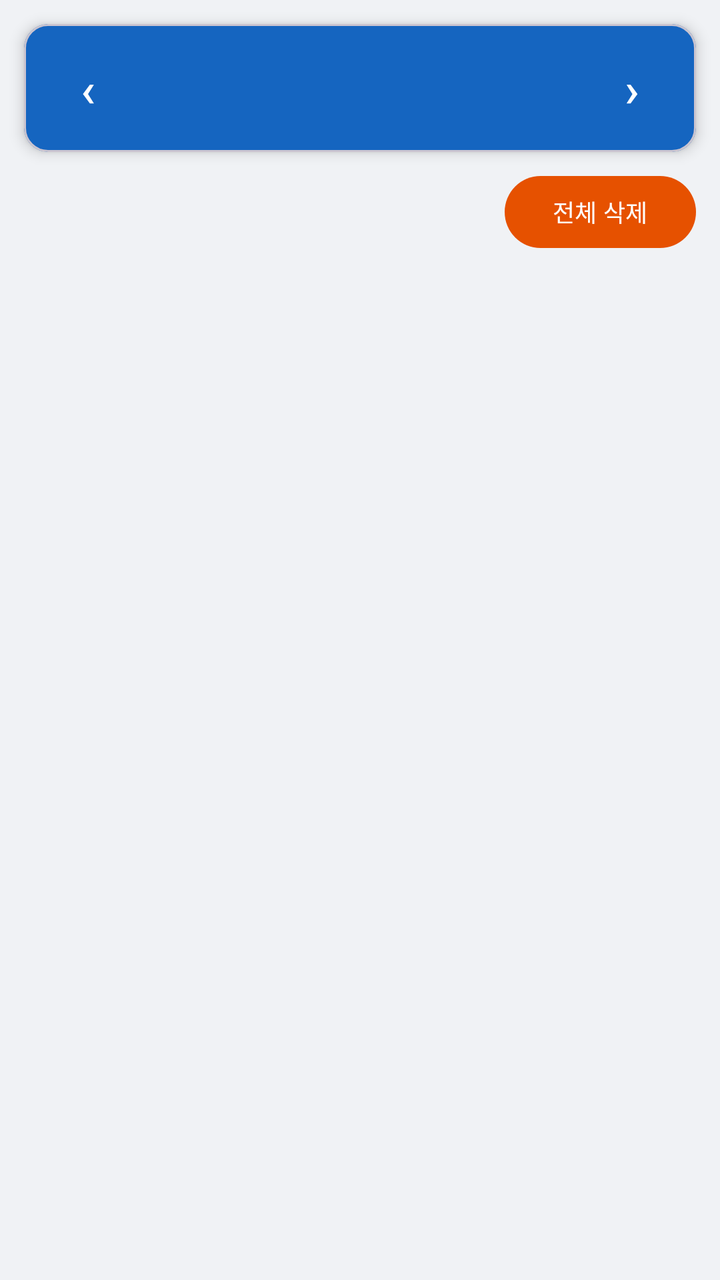
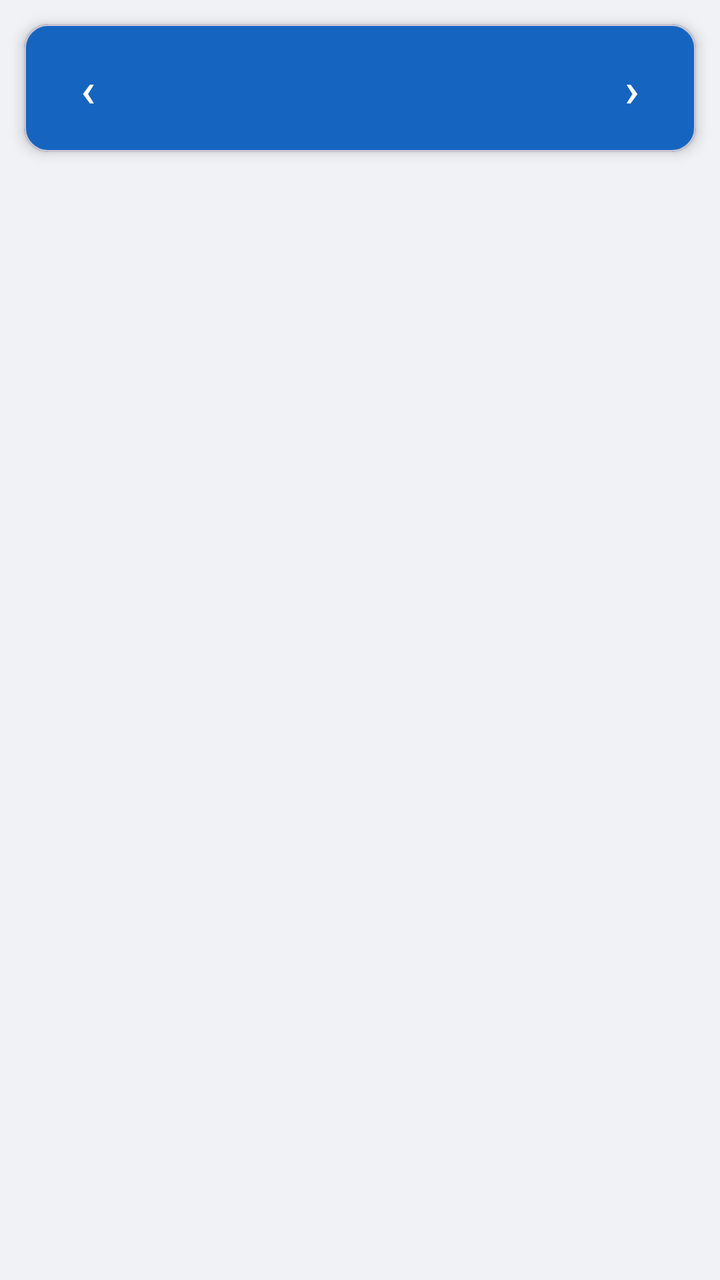

Before-and-after screenshots of an Android layout around one commit, followed by the original layout XML and the change that was made.
<!-- AndroidManifest.xml: application theme Theme.ParkingManager -->
<!-- res/layout/fragment_history.xml -->
<?xml version="1.0" encoding="utf-8"?>
<LinearLayout xmlns:android="http://schemas.android.com/apk/res/android"
    xmlns:app="http://schemas.android.com/apk/res-auto"
    android:layout_width="match_parent"
    android:layout_height="match_parent"
    android:orientation="vertical"
    android:background="@color/background">

    
    <com.google.android.material.card.MaterialCardView
        android:layout_width="match_parent"
        android:layout_height="wrap_content"
        android:layout_margin="12dp"
        app:cardElevation="4dp"
        app:cardCornerRadius="12dp"
        app:cardBackgroundColor="@color/primary">

        <LinearLayout
            android:layout_width="match_parent"
            android:layout_height="wrap_content"
            android:orientation="horizontal"
            android:gravity="center_vertical"
            android:padding="8dp">

            <com.google.android.material.button.MaterialButton
                android:id="@+id/btn_prev_day"
                android:layout_width="48dp"
                android:layout_height="48dp"
                android:text="‹"
                android:textSize="24sp"
                android:textColor="@android:color/white"
                android:insetLeft="0dp"
                android:insetTop="0dp"
                android:insetRight="0dp"
                android:insetBottom="0dp"
                android:padding="0dp"
                app:backgroundTint="@android:color/transparent"
                style="@style/Widget.Material3.Button.TextButton" />

            <TextView
                android:id="@+id/tv_selected_date"
                android:layout_width="0dp"
                android:layout_height="wrap_content"
                android:layout_weight="1"
                android:gravity="center"
                android:textSize="16sp"
                android:textStyle="bold"
                android:textColor="@android:color/white" />

            <com.google.android.material.button.MaterialButton
                android:id="@+id/btn_next_day"
                android:layout_width="48dp"
                android:layout_height="48dp"
                android:text="›"
                android:textSize="24sp"
                android:textColor="@android:color/white"
                android:insetLeft="0dp"
                android:insetTop="0dp"
                android:insetRight="0dp"
                android:insetBottom="0dp"
                android:padding="0dp"
                app:backgroundTint="@android:color/transparent"
                style="@style/Widget.Material3.Button.TextButton" />

        </LinearLayout>
    </com.google.android.material.card.MaterialCardView>

    
    <com.google.android.material.button.MaterialButton
        android:id="@+id/btn_delete_all"
        android:layout_width="wrap_content"
        android:layout_height="36dp"
        android:layout_marginEnd="12dp"
        android:layout_marginBottom="4dp"
        android:layout_gravity="end"
        android:text="전체 삭제"
        android:textSize="12sp"
        android:insetTop="0dp"
        android:insetBottom="0dp"
        app:backgroundTint="@color/orange"
        style="@style/Widget.Material3.Button" />

    
    <TextView
        android:id="@+id/tv_empty_history"
        android:layout_width="match_parent"
        android:layout_height="wrap_content"
        android:text="이 날의 주차 기록이 없습니다."
        android:gravity="center"
        android:textSize="16sp"
        android:textColor="@color/text_secondary"
        android:padding="40dp"
        android:visibility="gone" />

    
    <androidx.recyclerview.widget.RecyclerView
        android:id="@+id/recycler_history"
        android:layout_width="match_parent"
        android:layout_height="0dp"
        android:layout_weight="1"
        android:paddingHorizontal="12dp"
        android:paddingBottom="12dp"
        android:clipToPadding="false" />

</LinearLayout>
<!-- resources referenced by this layout -->
<resources>
  <color name="background">#F0F2F5</color>
  <color name="orange">#E65100</color>
  <color name="primary">#1565C0</color>
  <color name="text_secondary">#757575</color>
  <style name="Theme.ParkingManager" parent="Theme.Material3.DayNight.NoActionBar">
          <item name="colorPrimary">@color/primary</item>
          <item name="colorPrimaryVariant">@color/primary_dark</item>
          <item name="colorOnPrimary">@android:color/white</item>
          <item name="colorSecondary">@color/orange</item>
          <item name="android:colorBackground">@color/background</item>
      </style>
  <color name="primary_dark">#003c8f</color>
</resources>

<!-- the commit's change to res/layout/fragment_history.xml (unified diff, before → after) -->
@@ -66,21 +66,6 @@
     </com.google.android.material.card.MaterialCardView>
 
     
-    <com.google.android.material.button.MaterialButton
-        android:id="@+id/btn_delete_all"
-        android:layout_width="wrap_content"
-        android:layout_height="36dp"
-        android:layout_marginEnd="12dp"
-        android:layout_marginBottom="4dp"
-        android:layout_gravity="end"
-        android:text="전체 삭제"
-        android:textSize="12sp"
-        android:insetTop="0dp"
-        android:insetBottom="0dp"
-        app:backgroundTint="@color/orange"
-        style="@style/Widget.Material3.Button" />
-
-    
     <TextView
         android:id="@+id/tv_empty_history"
         android:layout_width="match_parent"
